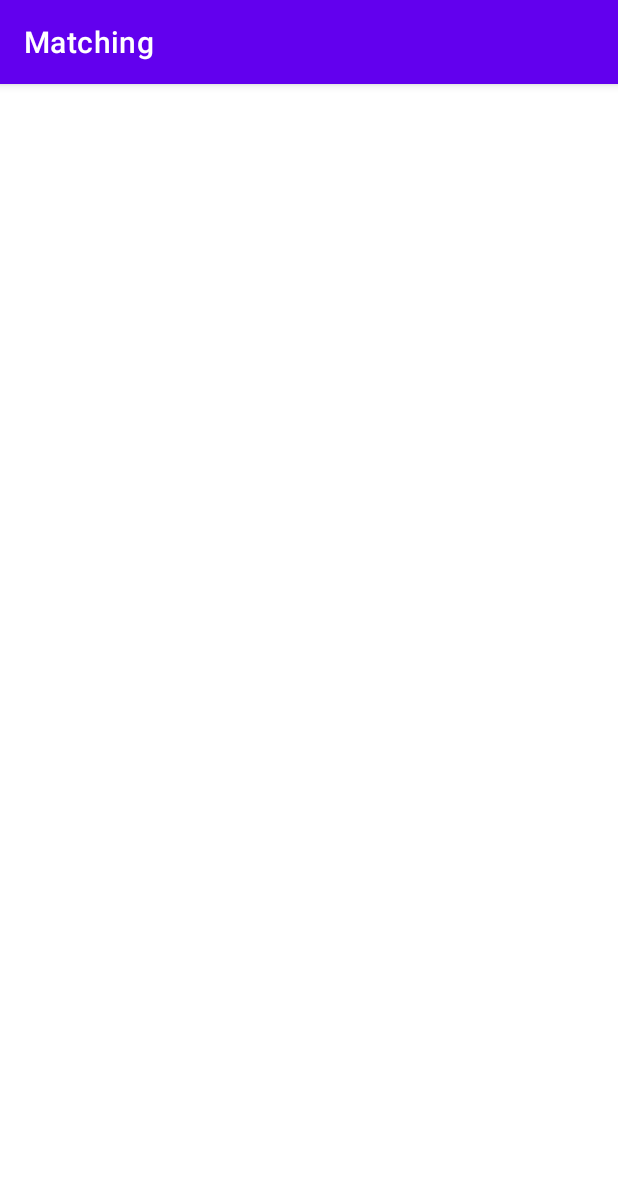
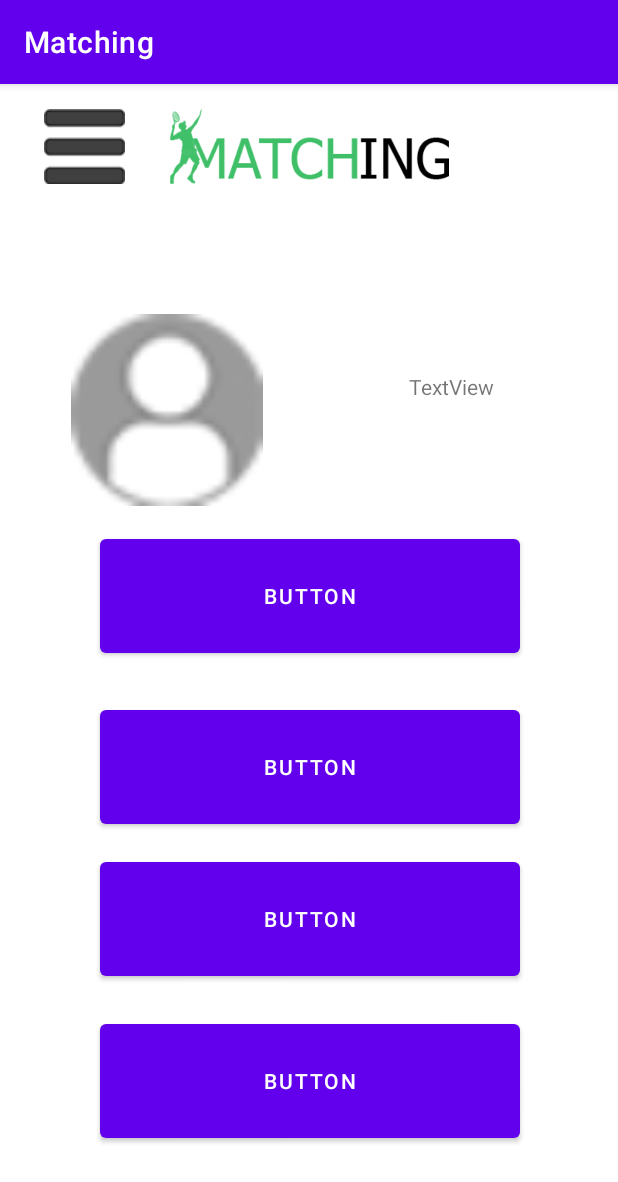
Before and after one commit to rnribeiro/Matching, an Android app: the FriendsDetailActivity screen opened directly, with no data from a screen before it, on a phone screen of 412 x 824 dp. Shown: the top 1182 px of the screen. Run offline under Robolectric (Android 15) with nearby library versions, the phone set to English and light mode, and no system bars.

Commit message:
Updated friends detail

```diff
--- a/app/src/main/java/com/example/matching/Field.java
+++ b/app/src/main/java/com/example/matching/Field.java
@@ -18,6 +18,8 @@ public class Field {
 
     private ArrayList<User> users = new ArrayList<User>();
 
+    private String field;
+
 
 
     public Field(String name, int image, String location, String sport, String matching_type, int capacity, int available_capacity, boolean available) {
@@ -31,6 +33,10 @@ public class Field {
         this.capacity = capacity;
         this.available_capacity = available_capacity;
         this.available = available;
+
+        if S
+
+
     }
 
     public int getId() {
--- a/app/src/main/java/com/example/matching/FindDetailActivity.java
+++ b/app/src/main/java/com/example/matching/FindDetailActivity.java
@@ -229,5 +229,7 @@ public class FindDetailActivity extends AppCompatActivity {
         find_dtl_field_image.setImageResource(selectedField.getImage());
         find_dtl_time_text_view.setText("Time: 18:00 - 19:00");
         find_dtl_location_text_view.setText(selectedField.getLocation());
+
+
     }
 }
--- a/app/src/main/java/com/example/matching/FriendsActivity.java
+++ b/app/src/main/java/com/example/matching/FriendsActivity.java
@@ -19,6 +19,8 @@ public class FriendsActivity extends AppCompatActivity {
     protected void onCreate(Bundle savedInstanceState) {
         super.onCreate(savedInstanceState);
         setContentView(R.layout.activity_friends);
+
+        createUsers();
 
         friendsListView = (ListView) findViewById(R.id.friendsListView);
 
--- a/app/src/main/java/com/example/matching/LoginActivity.java
+++ b/app/src/main/java/com/example/matching/LoginActivity.java
@@ -23,5 +23,17 @@ public class LoginActivity extends AppCompatActivity {
                 overridePendingTransition(0,0);
             }
         });
+
+        Button go_to_friends = findViewById(R.id.go_to_friends);
+
+        go_to_friends.setOnClickListener(new View.OnClickListener() {
+            @Override
+            public void onClick(View v) {
+                Intent go_to_friends = new Intent(getApplicationContext(), FriendsActivity.class);
+                go_to_friends.addFlags(Intent.FLAG_ACTIVITY_NO_ANIMATION);
+                startActivity(go_to_friends);
+                overridePendingTransition(0,0);
+            }
+        });
     }
 }
--- a/app/src/main/res/layout/activity_friends_detail.xml
+++ b/app/src/main/res/layout/activity_friends_detail.xml
@@ -7,4 +7,74 @@
         android:layout_height="match_parent"
         tools:context=".FriendsDetailActivity">
 
+<ImageView
+android:src="@drawable/logo"
+android:layout_width="215dp"
+android:layout_height="50dp" android:id="@+id/logo_img_view"
+android:layout_gravity="center"
+app:layout_constraintBottom_toBottomOf="parent"
+app:layout_constraintTop_toTopOf="parent" app:layout_constraintVertical_bias="0.023"
+app:layout_constraintEnd_toEndOf="parent" app:layout_constraintStart_toStartOf="parent"/>
+<ImageButton
+android:src="@drawable/menu_icon"
+android:layout_width="55dp"
+android:layout_height="50dp" android:id="@+id/menu_icon_btn"
+android:background="#00FFFFFF"
+tools:ignore="SpeakableTextPresentCheck"
+app:layout_constraintStart_toStartOf="parent"
+app:layout_constraintEnd_toEndOf="parent" app:layout_constraintBottom_toBottomOf="parent"
+app:layout_constraintTop_toTopOf="parent" app:layout_constraintHorizontal_bias="0.081"
+app:layout_constraintVertical_bias="0.023"/>
+    <androidx.constraintlayout.widget.ConstraintLayout
+            android:layout_width="419dp"
+            android:layout_height="655dp"
+            app:layout_constraintStart_toStartOf="parent" app:layout_constraintBottom_toBottomOf="parent"
+            app:layout_constraintEnd_toEndOf="parent"
+            app:layout_constraintTop_toTopOf="parent" app:layout_constraintVertical_bias="1.0">
+
+        <ImageView
+                android:layout_width="128dp"
+                android:layout_height="128dp" app:srcCompat="@drawable/user_icon" android:id="@+id/imageView"
+                app:layout_constraintEnd_toEndOf="parent"
+                app:layout_constraintStart_toStartOf="parent" app:layout_constraintTop_toTopOf="parent"
+                app:layout_constraintBottom_toBottomOf="parent" app:layout_constraintHorizontal_bias="0.171"
+                app:layout_constraintVertical_bias="0.077"/>
+        <TextView
+                android:text="TextView"
+                android:layout_width="wrap_content"
+                android:layout_height="wrap_content" android:id="@+id/textView"
+                app:layout_constraintStart_toStartOf="parent" app:layout_constraintEnd_toEndOf="parent"
+                app:layout_constraintTop_toTopOf="parent" app:layout_constraintBottom_toBottomOf="parent"
+                app:layout_constraintHorizontal_bias="0.759" app:layout_constraintVertical_bias="0.125"/>
+        <Button
+                android:text="Button"
+                android:layout_width="280dp"
+                android:layout_height="88dp" android:id="@+id/button"
+                app:layout_constraintEnd_toEndOf="parent" app:layout_constraintStart_toStartOf="parent"
+                app:layout_constraintBottom_toBottomOf="parent" app:layout_constraintTop_toTopOf="parent"
+                app:layout_constraintHorizontal_bias="0.496" app:layout_constraintVertical_bias="0.326"/>
+        <Button
+                android:text="Button"
+                android:layout_width="280dp"
+                android:layout_height="88dp" android:id="@+id/button2"
+                app:layout_constraintEnd_toEndOf="parent" app:layout_constraintStart_toStartOf="parent"
+                app:layout_constraintBottom_toBottomOf="parent" app:layout_constraintTop_toTopOf="parent"
+                app:layout_constraintHorizontal_bias="0.496" app:layout_constraintVertical_bias="0.527"/>
+        <Button
+                android:text="Button"
+                android:layout_width="280dp"
+                android:layout_height="88dp" android:id="@+id/button3"
+                app:layout_constraintEnd_toEndOf="parent" app:layout_constraintStart_toStartOf="parent"
+                app:layout_constraintBottom_toBottomOf="parent" app:layout_constraintTop_toTopOf="parent"
+                app:layout_constraintHorizontal_bias="0.496" app:layout_constraintVertical_bias="0.705"/>
+        <Button
+                android:text="Button"
+                android:layout_width="280dp"
+                android:layout_height="88dp" android:id="@+id/button4"
+                app:layout_constraintEnd_toEndOf="parent" app:layout_constraintStart_toStartOf="parent"
+                app:layout_constraintBottom_toBottomOf="parent" app:layout_constraintTop_toTopOf="parent"
+                app:layout_constraintHorizontal_bias="0.496" app:layout_constraintVertical_bias="0.895"/>
+    </androidx.constraintlayout.widget.ConstraintLayout>
+
+
 </androidx.constraintlayout.widget.ConstraintLayout>
--- a/app/src/main/res/layout/activity_login.xml
+++ b/app/src/main/res/layout/activity_login.xml
@@ -59,4 +59,10 @@
             app:layout_constraintStart_toStartOf="@+id/password_input"
             app:layout_constraintVertical_bias="0.804"
             android:textColor="#000000" android:textSize="20sp"/>
+    <Button
+            android:text="Go to friends"
+            android:layout_width="wrap_content"
+            android:layout_height="wrap_content" android:id="@+id/go_to_friends"
+            app:layout_constraintEnd_toEndOf="parent" app:layout_constraintStart_toStartOf="parent"
+            app:layout_constraintBottom_toBottomOf="parent" app:layout_constraintTop_toBottomOf="@+id/do_login_btn"/>
 </androidx.constraintlayout.widget.ConstraintLayout>
```
